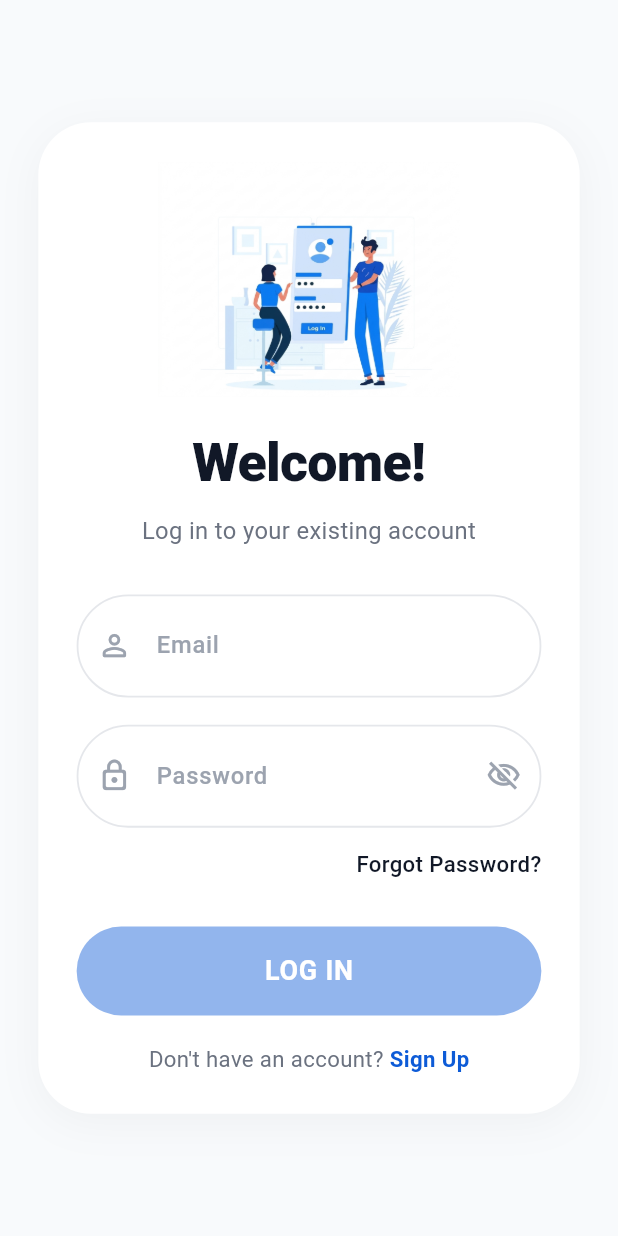
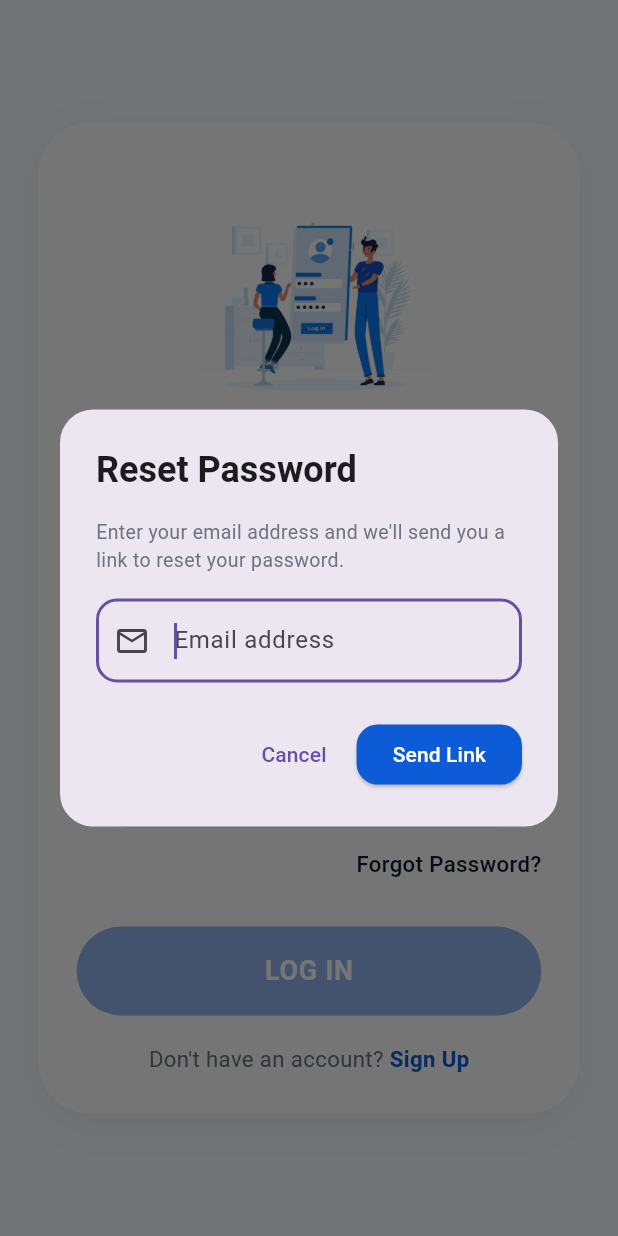
Before and after one commit to manliguezrocil101523-prog/OrgConnect, a Flutter app: the screen it shows after launch, after a tap on "Get Started", after a tap on "Forgot Password?", on a phone screen of 412 x 824 dp. Run offline on Flutter 3.47's test engine with Material 3 defaults, Android fonts, the phone set to English and light mode, and no system bars; our stand-ins replace cached_network_image, chewie, file_picker, image_picker, shared_preferences, supabase_flutter and 2 more; accounts and stored records are empty; project files that could hold a hidden picture were left out.

Commit message:
Added new feature

```diff
--- a/lib/main.dart
+++ b/lib/main.dart
@@ -9,6 +9,10 @@ import 'screens/Student_Role/student_dashboard_screen.dart';
 import 'screens/Student_Role/student_dashboard_events.dart';
 import 'screens/auth/unified_login_page.dart';
 import 'screens/auth/auth_gate.dart';
+import 'screens/auth/forgot_password_page.dart';
+
+// ✅ ADDITION 1 — navigator key declared at top level
+final GlobalKey<NavigatorState> navigatorKey = GlobalKey<NavigatorState>();
 
 void main() async {
   WidgetsFlutterBinding.ensureInitialized();
@@ -19,14 +23,12 @@ void main() async {
         'eyJhbGciOiJIUzI1NiIsInR5cCI6IkpXVCJ9.eyJpc3MiOiJzdXBhYmFzZSIsInJlZiI6InBldnVya3VzdXh1YnBudGlxZGNhIiwicm9sZSI6ImFub24iLCJpYXQiOjE3NzY5NTI4MzQsImV4cCI6MjA5MjUyODgzNH0.00bDYZHXUND-jaLuQEVBYG_XEFOb0HFwHaf4X0hTFwY',
   );
 
-  // Load both profile AND theme before app starts
   await AppState.instance.loadStudentProfile();
-  await AppState.instance.loadTheme(); // ← NEW
+  await AppState.instance.loadTheme();
 
   runApp(const MyApp());
 }
 
-// ── Changed to StatefulWidget to listen to AppState theme changes ──────────
 class MyApp extends StatefulWidget {
   const MyApp({super.key});
 
@@ -38,8 +40,14 @@ class _MyAppState extends State<MyApp> {
   @override
   void initState() {
     super.initState();
-    // Rebuild MyApp whenever theme changes
     AppState.instance.addListener(_onAppStateChanged);
+
+    // ✅ ADDITION 2 — listen for password recovery event
+    Supabase.instance.client.auth.onAuthStateChange.listen((data) {
+      if (data.event == AuthChangeEvent.passwordRecovery) {
+        navigatorKey.currentState?.pushNamed('/reset-password');
+      }
+    });
   }
 
   @override
@@ -58,7 +66,9 @@ class _MyAppState extends State<MyApp> {
       title: 'OrgConnect',
       debugShowCheckedModeBanner: false,
 
-      // ── Theme mode driven by AppState ───────────────────────────────────
+      // ✅ ADDITION 3 — attach navigatorKey
+      navigatorKey: navigatorKey,
+
       themeMode: AppState.instance.isDark ? ThemeMode.dark : ThemeMode.light,
 
       theme: ThemeData(
@@ -99,6 +109,7 @@ class _MyAppState extends State<MyApp> {
       routes: {
         '/': (context) => const AuthGate(),
         '/login': (context) => const UnifiedLoginPage(),
+        '/reset-password': (_) => const ForgotPasswordPage(),
         '/orglist': (context) => const OrgListScreen(),
         '/signup': (context) => const SignUpPage(),
         '/home': (context) => const StudentDashboardScreen(),
--- a/lib/screens/auth/unified_login_page.dart
+++ b/lib/screens/auth/unified_login_page.dart
@@ -296,6 +296,115 @@ class _UnifiedLoginPageState extends State<UnifiedLoginPage>
     );
   }
 
+  void _showForgotPasswordDialog() {
+    final emailCtrl = TextEditingController(text: _emailCtrl.text.trim());
+    bool isSending = false;
+
+    showDialog(
+      context: context,
+      barrierDismissible: !isSending,
+      builder: (ctx) {
+        return StatefulBuilder(
+          builder: (ctx, setDialogState) {
+            return AlertDialog(
+              shape: RoundedRectangleBorder(
+                borderRadius: BorderRadius.circular(22),
+              ),
+              title: const Text(
+                'Reset Password',
+                style: TextStyle(fontWeight: FontWeight.w700),
+              ),
+              content: Column(
+                mainAxisSize: MainAxisSize.min,
+                crossAxisAlignment: CrossAxisAlignment.start,
+                children: [
+                  const Text(
+                    'Enter your email address and we\'ll send you a link to reset your password.',
+                    style: TextStyle(color: Color(0xFF6B7280), fontSize: 13),
+                  ),
+                  const SizedBox(height: 16),
+                  TextField(
+                    controller: emailCtrl,
+                    keyboardType: TextInputType.emailAddress,
+                    autofocus: true,
+                    decoration: InputDecoration(
+                      hintText: 'Email address',
+                      prefixIcon: const Icon(Icons.email_outlined),
+                      border: OutlineInputBorder(
+                        borderRadius: BorderRadius.circular(14),
+                      ),
+                    ),
+                  ),
+                ],
+              ),
+              actions: [
+                TextButton(
+                  onPressed: isSending ? null : () => Navigator.of(ctx).pop(),
+                  child: const Text('Cancel'),
+                ),
+                ElevatedButton(
+                  style: ElevatedButton.styleFrom(
+                    backgroundColor: _kPrimaryBlue,
+                    shape: RoundedRectangleBorder(
+                      borderRadius: BorderRadius.circular(14),
+                    ),
+                  ),
+                  onPressed: isSending
+                      ? null
+                      : () async {
+                          final email = emailCtrl.text.trim();
+                          if (email.isEmpty || !email.contains('@')) {
+                            _snack('Please enter a valid email.',
+                                isError: true);
+                            return;
+                          }
+
+                          setDialogState(() => isSending = true);
+
+                          try {
+                            await Supabase.instance.client.auth
+                                .resetPasswordForEmail(
+                              email,
+                              // No redirectTo needed — Supabase handles it
+                            );
+
+                            if (!ctx.mounted) return;
+                            Navigator.of(ctx).pop();
+
+                            // Always show success — never confirm if email exists (security)
+                            _snack(
+                              'If that email is registered, a reset link has been sent.',
+                            );
+                          } catch (e) {
+                            setDialogState(() => isSending = false);
+                            _snack(
+                              'Something went wrong. Please try again.',
+                              isError: true,
+                            );
+                          }
+                        },
+                  child: isSending
+                      ? const SizedBox(
+                          width: 18,
+                          height: 18,
+                          child: CircularProgressIndicator(
+                            strokeWidth: 2,
+                            color: Colors.white,
+                          ),
+                        )
+                      : const Text(
+                          'Send Link',
+                          style: TextStyle(color: Colors.white),
+                        ),
+                ),
+              ],
+            );
+          },
+        );
+      },
+    );
+  }
+
   @override
   Widget build(BuildContext context) {
     final mq = MediaQuery.of(context);
@@ -423,7 +532,7 @@ class _UnifiedLoginPageState extends State<UnifiedLoginPage>
                           Align(
                             alignment: Alignment.centerRight,
                             child: GestureDetector(
-                              onTap: () {},
+                              onTap: () => _showForgotPasswordDialog(),
                               child: Text(
                                 'Forgot Password?',
                                 style: TextStyle(
```
Also changed, not shown: lib/screens/auth/forgot_password_page.dart (added, +228 -0 lines), 1 other file.
